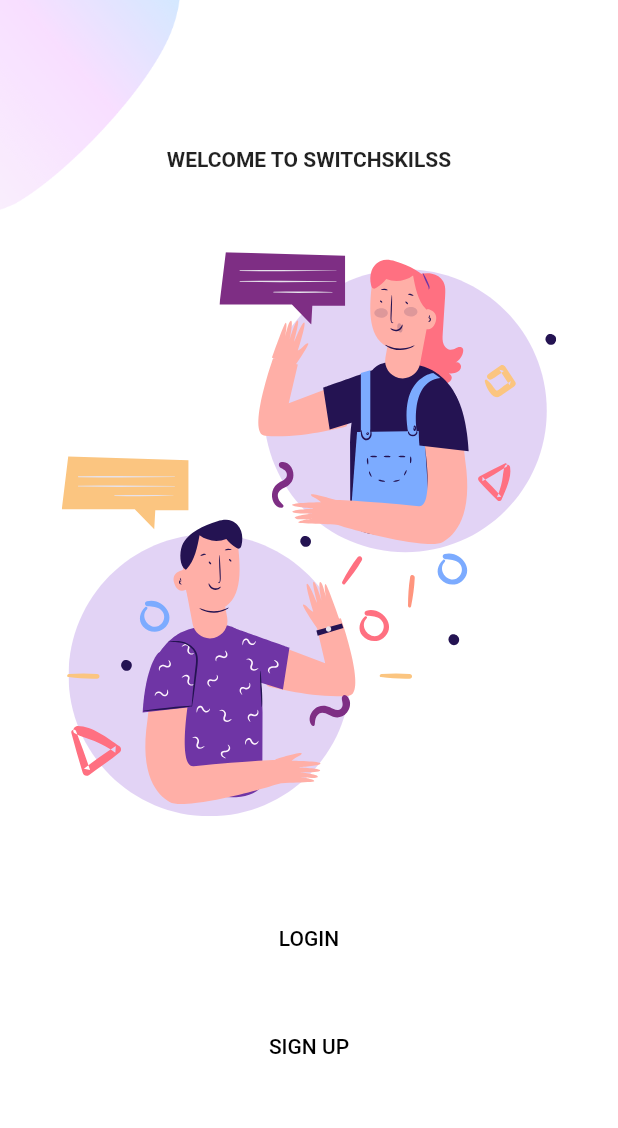
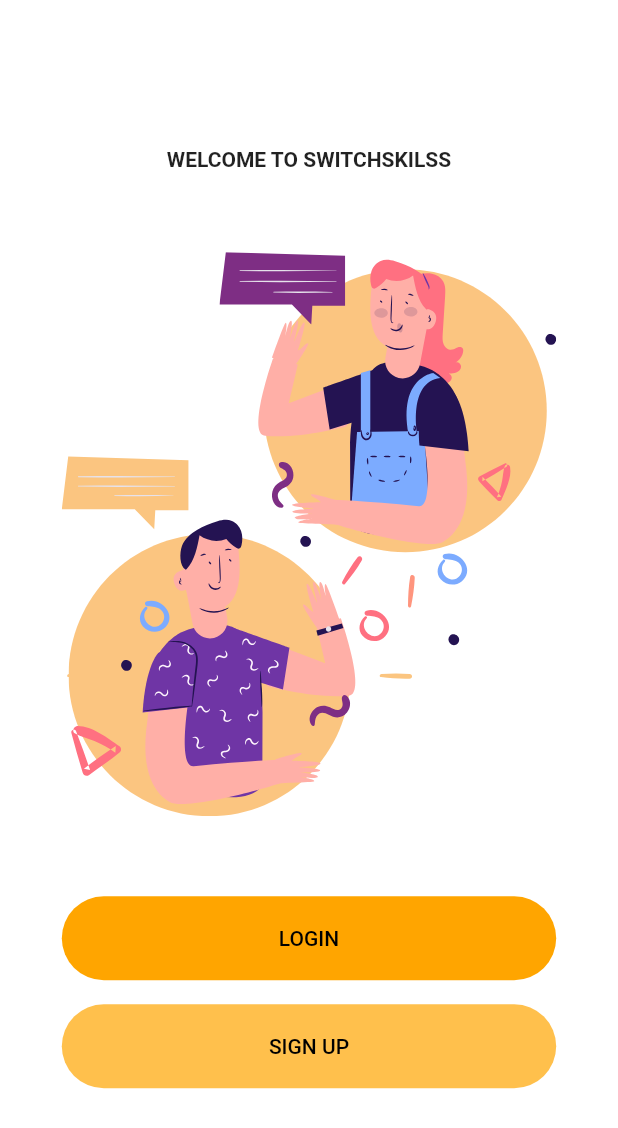
Before and after one commit to SwitchSkills/frontend, a Flutter app: the screen it shows after launch, on a phone screen of 412 x 824 dp. Shown: the top 1128 px of the screen. Run offline on Flutter 3.47's test engine with Material 2 defaults, Android fonts, the phone set to English and light mode, and no system bars; our stand-ins replace flutter_svg.

Commit message:
lichte vooruitgang

```diff
--- a/switchskilss/lib/Screens/Welcome/components/login_signup_btn.dart
+++ b/switchskilss/lib/Screens/Welcome/components/login_signup_btn.dart
@@ -27,7 +27,7 @@
               );
             },
             style: ElevatedButton.styleFrom(
-              primary: kPrimaryLightColor, elevation: 0),
+              primary: kOrangeColor, elevation: 0),
             child: Text(
               "Login".toUpperCase(),
               style: TextStyle(color: Colors.black),
@@ -47,7 +47,7 @@
             );
           },
           style: ElevatedButton.styleFrom(
-              primary: kPrimaryLightColor, elevation: 0),
+              primary: kSecondaryOrangeColor, elevation: 0),
           child: Text(
             "Sign Up".toUpperCase(),
             style: TextStyle(color: Colors.black),
--- a/switchskilss/lib/components/background.dart
+++ b/switchskilss/lib/components/background.dart
@@ -21,14 +21,7 @@
         child: Stack(
           alignment: Alignment.center,
           children: <Widget>[
-            Positioned(
-              top: 0,
-              left: 0,
-              child: Image.asset(
-                topImage,
-                width: 120,
-              ),
-            ),
+
             // Positioned(
             //   bottom: 0,
             //   right: 0,
--- a/switchskilss/lib/constants.dart
+++ b/switchskilss/lib/constants.dart
@@ -1,6 +1,8 @@
 import 'package:flutter/material.dart';
 
-const kPrimaryColor = Color(0xFFA600);
-const kPrimaryLightColor = Color(0xFFD78C);
+const kPrimaryColor = Color(0xFF6F35A5);
+const kPrimaryLightColor = Color(0xFFF1E6FF);
+const kOrangeColor = Color(0xFFFFA500);
+final kSecondaryOrangeColor = kOrangeColor.withOpacity(0.7);
 
 const double defaultPadding = 16.0;
--- a/switchskilss/lib/main.dart
+++ b/switchskilss/lib/main.dart
@@ -7,19 +7,18 @@
 class MyApp extends StatelessWidget {
   const MyApp({Key? key}) : super(key: key);
 
-  // This widget is the root of your application.
   @override
   Widget build(BuildContext context) {
     return MaterialApp(
       debugShowCheckedModeBanner: false,
-      title: 'Flutter Auth',
+      title: 'Flutter App',
       theme: ThemeData(
-          primaryColor: kPrimaryColor,
+          primaryColor: kOrangeColor,
           scaffoldBackgroundColor: Colors.white,
           elevatedButtonTheme: ElevatedButtonThemeData(
             style: ElevatedButton.styleFrom(
               elevation: 0,
-              primary: kPrimaryColor,
+              primary: kOrangeColor,
               shape: const StadiumBorder(),
               maximumSize: const Size(double.infinity, 56),
               minimumSize: const Size(double.infinity, 56),
@@ -27,9 +26,9 @@
           ),
           inputDecorationTheme: const InputDecorationTheme(
             filled: true,
-            fillColor: kPrimaryLightColor,
-            iconColor: kPrimaryColor,
-            prefixIconColor: kPrimaryColor,
+            fillColor: kOrangeColor,
+            iconColor: kOrangeColor,
+            prefixIconColor: kOrangeColor,
             contentPadding: EdgeInsets.symmetric(
                 horizontal: defaultPadding, vertical: defaultPadding),
             border: OutlineInputBorder(
```
Also changed, not shown: switchskilss/assets/icons/chat.svg.
